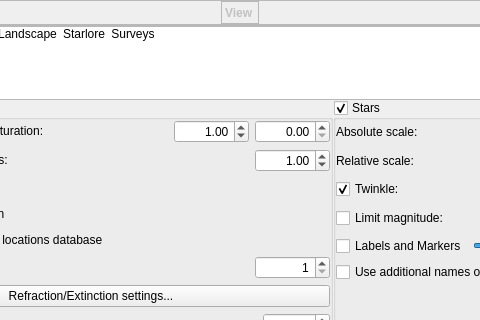
First picture: the form in src/gui/viewDialog.ui, repository 519984307/stellarium_src, before the edit; both pictures show x 152 to 632 and y 0 to 320 of the 809 by 591 pixel window.
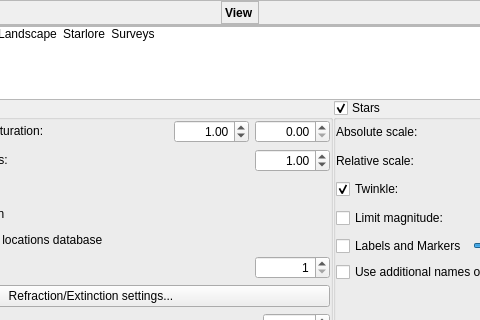
Second picture: the form after the edit. Icons and pictures are not drawn. Custom widgets are drawn as their Qt base class.

```diff
--- a/src/gui/viewDialog.ui
+++ b/src/gui/viewDialog.ui
@@ -76,71 +76,7 @@
        </spacer>
       </item>
       <item>
-       <widget class="QLabel" name="stelWindowTitle">
-        <property name="palette">
-         <palette>
-          <active>
-           <colorrole role="WindowText">
-            <brush brushstyle="SolidPattern">
-             <color alpha="255">
-              <red>194</red>
-              <green>194</green>
-              <blue>195</blue>
-             </color>
-            </brush>
-           </colorrole>
-           <colorrole role="Text">
-            <brush brushstyle="SolidPattern">
-             <color alpha="255">
-              <red>194</red>
-              <green>194</green>
-              <blue>195</blue>
-             </color>
-            </brush>
-           </colorrole>           
-          </active>
-          <inactive>
-           <colorrole role="WindowText">
-            <brush brushstyle="SolidPattern">
-             <color alpha="255">
-              <red>194</red>
-              <green>194</green>
-              <blue>195</blue>
-             </color>
-            </brush>
-           </colorrole>
-           <colorrole role="Text">
-            <brush brushstyle="SolidPattern">
-             <color alpha="255">
-              <red>194</red>
-              <green>194</green>
-              <blue>195</blue>
-             </color>
-            </brush>
-           </colorrole>           
-          </inactive>
-          <disabled>
-           <colorrole role="WindowText">
-            <brush brushstyle="SolidPattern">
-             <color alpha="255">
-              <red>194</red>
-              <green>194</green>
-              <blue>195</blue>
-             </color>
-            </brush>
-           </colorrole>
-           <colorrole role="Text">
-            <brush brushstyle="SolidPattern">
-             <color alpha="255">
-              <red>194</red>
-              <green>194</green>
-              <blue>195</blue>
-             </color>
-            </brush>
-           </colorrole>           
-          </disabled>
-         </palette>
-        </property>
+       <widget class="QLabel" name="stelWindowTitle">        
         <property name="font">
          <font>
           <weight>75</weight>
```
Left out of the diff: 2 changed lines with no effect on the pictures.
